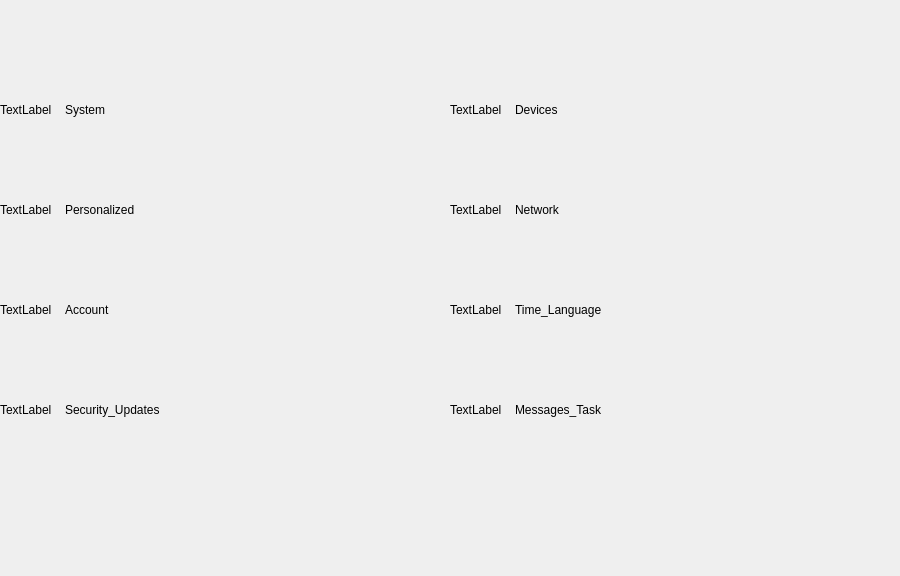
First picture: the form in mainui/mainpagewidget.ui, repository ukui/ukui-control-center, before the edit.
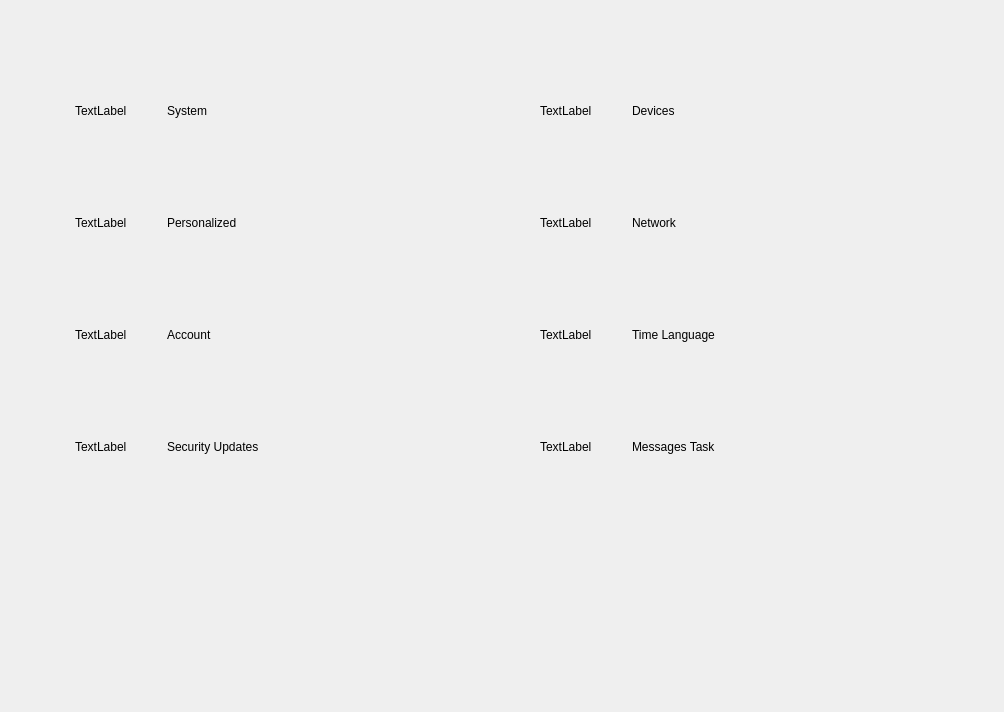
Second picture: the form after the edit.

Patch:
```diff
--- a/mainui/mainpagewidget.ui
+++ b/mainui/mainpagewidget.ui
@@ -6,20 +6,20 @@
    <rect>
     <x>0</x>
     <y>0</y>
-    <width>900</width>
-    <height>576</height>
+    <width>1004</width>
+    <height>712</height>
    </rect>
   </property>
   <property name="minimumSize">
    <size>
-    <width>900</width>
-    <height>576</height>
+    <width>1004</width>
+    <height>712</height>
    </size>
   </property>
   <property name="maximumSize">
    <size>
-    <width>900</width>
-    <height>576</height>
+    <width>1004</width>
+    <height>712</height>
    </size>
   </property>
   <property name="windowTitle">
@@ -41,36 +41,23 @@
    <item>
     <layout class="QVBoxLayout" name="verticalLayout">
      <property name="spacing">
-      <number>0</number>
+      <number>40</number>
      </property>
-     <item>
-      <spacer name="verticalSpacer">
-       <property name="orientation">
-        <enum>Qt::Vertical</enum>
-       </property>
-       <property name="sizeType">
-        <enum>QSizePolicy::Fixed</enum>
-       </property>
-       <property name="sizeHint" stdset="0">
-        <size>
-         <width>20</width>
-         <height>60</height>
-        </size>
-       </property>
-      </spacer>
-     </item>
+     <property name="topMargin">
+      <number>75</number>
+     </property>
      <item>
       <widget class="QWidget" name="widget" native="true">
        <property name="minimumSize">
         <size>
-         <width>900</width>
-         <height>100</height>
+         <width>1002</width>
+         <height>72</height>
         </size>
        </property>
        <property name="maximumSize">
         <size>
-         <width>900</width>
-         <height>100</height>
+         <width>1002</width>
+         <height>72</height>
         </size>
        </property>
        <layout class="QHBoxLayout" name="horizontalLayout_2">
@@ -95,13 +82,13 @@
            <widget class="QWidget" name="widget_5" native="true">
             <property name="minimumSize">
              <size>
-              <width>450</width>
+              <width>502</width>
               <height>0</height>
              </size>
             </property>
             <property name="maximumSize">
              <size>
-              <width>450</width>
+              <width>502</width>
               <height>16777215</height>
              </size>
             </property>
@@ -121,20 +108,23 @@
              <item>
               <layout class="QHBoxLayout" name="systemHLayout">
                <property name="spacing">
-                <number>0</number>
+                <number>30</number>
+               </property>
+               <property name="leftMargin">
+                <number>75</number>
                </property>
                <item>
                 <widget class="QLabel" name="systemLogo">
                  <property name="minimumSize">
                   <size>
-                   <width>65</width>
-                   <height>65</height>
+                   <width>62</width>
+                   <height>62</height>
                   </size>
                  </property>
                  <property name="maximumSize">
                   <size>
-                   <width>65</width>
-                   <height>65</height>
+                   <width>62</width>
+                   <height>62</height>
                   </size>
                  </property>
                  <property name="text">
@@ -145,7 +135,7 @@
                <item>
                 <layout class="QVBoxLayout" name="verticalLayout_3">
                  <property name="spacing">
-                  <number>0</number>
+                  <number>10</number>
                  </property>
                  <item>
                   <spacer name="verticalSpacer_3">
@@ -211,13 +201,13 @@
            <widget class="QWidget" name="widget_6" native="true">
             <property name="minimumSize">
              <size>
-              <width>450</width>
+              <width>502</width>
               <height>0</height>
              </size>
             </property>
             <property name="maximumSize">
              <size>
-              <width>450</width>
+              <width>502</width>
               <height>16777215</height>
              </size>
             </property>
@@ -237,20 +227,23 @@
              <item>
               <layout class="QHBoxLayout" name="devicesHLayout">
                <property name="spacing">
-                <number>0</number>
+                <number>30</number>
+               </property>
+               <property name="leftMargin">
+                <number>39</number>
                </property>
                <item>
                 <widget class="QLabel" name="devicesLogo">
                  <property name="minimumSize">
                   <size>
-                   <width>65</width>
-                   <height>65</height>
+                   <width>62</width>
+                   <height>62</height>
                   </size>
                  </property>
                  <property name="maximumSize">
                   <size>
-                   <width>65</width>
-                   <height>65</height>
+                   <width>62</width>
+                   <height>62</height>
                   </size>
                  </property>
                  <property name="text">
@@ -261,7 +254,7 @@
                <item>
                 <layout class="QVBoxLayout" name="verticalLayout_4">
                  <property name="spacing">
-                  <number>0</number>
+                  <number>10</number>
                  </property>
                  <item>
                   <spacer name="verticalSpacer_5">
@@ -332,14 +325,14 @@
       <widget class="QWidget" name="widget_2" native="true">
        <property name="minimumSize">
         <size>
-         <width>900</width>
-         <height>100</height>
+         <width>1002</width>
+         <height>72</height>
         </size>
        </property>
        <property name="maximumSize">
         <size>
-         <width>900</width>
-         <height>100</height>
+         <width>1002</width>
+         <height>72</height>
         </size>
        </property>
        <layout class="QHBoxLayout" name="horizontalLayout_5">
@@ -364,13 +357,13 @@
            <widget class="QWidget" name="widget_7" native="true">
             <property name="minimumSize">
              <size>
-              <width>450</width>
+              <width>502</width>
               <height>0</height>
              </size>
             </property>
             <property name="maximumSize">
              <size>
-              <width>450</width>
+              <width>502</width>
               <height>16777215</height>
              </size>
             </property>
@@ -390,20 +383,23 @@
              <item>
               <layout class="QHBoxLayout" name="personalizedHLayout">
                <property name="spacing">
-                <number>0</number>
+                <number>30</number>
+               </property>
+               <property name="leftMargin">
+                <number>75</number>
                </property>
                <item>
                 <widget class="QLabel" name="personalizedLogo">
                  <property name="minimumSize">
                   <size>
-                   <width>65</width>
-                   <height>65</height>
+                   <width>62</width>
+                   <height>62</height>
                   </size>
                  </property>
                  <property name="maximumSize">
                   <size>
-                   <width>65</width>
-                   <height>65</height>
+                   <width>62</width>
+                   <height>62</height>
                   </size>
                  </property>
                  <property name="text">
@@ -414,7 +410,7 @@
                <item>
                 <layout class="QVBoxLayout" name="verticalLayout_5">
                  <property name="spacing">
-                  <number>0</number>
+                  <number>10</number>
                  </property>
                  <property name="bottomMargin">
                   <number>0</number>
@@ -483,13 +479,13 @@
            <widget class="QWidget" name="widget_8" native="true">
             <property name="minimumSize">
              <size>
-              <width>450</width>
+              <width>502</width>
               <height>0</height>
              </size>
             </property>
             <property name="maximumSize">
              <size>
-              <width>450</width>
+              <width>502</width>
               <height>16777215</height>
              </size>
             </property>
@@ -509,20 +505,23 @@
              <item>
               <layout class="QHBoxLayout" name="networkHLayout">
                <property name="spacing">
-                <number>0</number>
+                <number>30</number>
+               </property>
+               <property name="leftMargin">
+                <number>39</number>
                </property>
                <item>
                 <widget class="QLabel" name="networkLogo">
                  <property name="minimumSize">
                   <size>
-                   <width>65</width>
-                   <height>65</height>
+                   <width>62</width>
+                   <height>62</height>
                   </size>
                  </property>
                  <property name="maximumSize">
                   <size>
-                   <width>65</width>
-                   <height>65</height>
+                   <width>62</width>
+                   <height>62</height>
                   </size>
                  </property>
                  <property name="text">
@@ -533,7 +532,7 @@
                <item>
                 <layout class="QVBoxLayout" name="verticalLayout_6">
                  <property name="spacing">
-                  <number>0</number>
+                  <number>10</number>
                  </property>
                  <property name="rightMargin">
                   <number>0</number>
@@ -610,14 +609,14 @@
       <widget class="QWidget" name="widget_3" native="true">
        <property name="minimumSize">
         <size>
-         <width>900</width>
-         <height>100</height>
+         <width>1002</width>
+         <height>72</height>
         </size>
        </property>
        <property name="maximumSize">
         <size>
-         <width>900</width>
-         <height>100</height>
+         <width>1002</width>
+         <height>72</height>
         </size>
        </property>
        <layout class="QHBoxLayout" name="horizontalLayout_8">
@@ -642,13 +641,13 @@
            <widget class="QWidget" name="widget_9" native="true">
             <property name="minimumSize">
              <size>
-              <width>450</width>
+              <width>502</width>
               <height>0</height>
              </size>
             </property>
             <property name="maximumSize">
              <size>
-              <width>450</width>
+              <width>502</width>
               <height>16777215</height>
              </size>
             </property>
@@ -668,20 +667,23 @@
              <item>
               <layout class="QHBoxLayout" name="accountHLayout">
                <property name="spacing">
-                <number>0</number>
+                <number>30</number>
+               </property>
+               <property name="leftMargin">
+                <number>75</number>
                </property>
                <item>
                 <widget class="QLabel" name="accountLogo">
                  <property name="minimumSize">
                   <size>
-                   <width>65</width>
-                   <height>65</height>
+                   <width>62</width>
+                   <height>62</height>
                   </size>
                  </property>
                  <property name="maximumSize">
                   <size>
-                   <width>65</width>
-                   <height>65</height>
+                   <width>62</width>
+                   <height>62</height>
                   </size>
                  </property>
                  <property name="text">
@@ -692,7 +694,7 @@
                <item>
                 <layout class="QVBoxLayout" name="verticalLayout_7">
                  <property name="spacing">
-                  <number>0</number>
+                  <number>10</number>
                  </property>
                  <item>
                   <spacer name="verticalSpacer_12">
@@ -754,13 +756,13 @@
            <widget class="QWidget" name="widget_10" native="true">
             <property name="minimumSize">
              <size>
-              <width>450</width>
+              <width>502</width>
               <height>0</height>
              </size>
             </property>
             <property name="maximumSize">
              <size>
-              <width>450</width>
+              <width>502</width>
               <height>16777215</height>
              </size>
             </property>
@@ -780,20 +782,23 @@
              <item>
               <layout class="QHBoxLayout" name="time_lanHLayout">
                <property name="spacing">
-                <number>0</number>
+                <number>30</number>
+               </property>
+               <property name="leftMargin">
+                <number>39</number>
                </property>
                <item>
                 <widget class="QLabel" name="time_lanLogo">
                  <property name="minimumSize">
                   <size>
-                   <width>65</width>
-                   <height>65</height>
+                   <width>62</width>
+                   <height>62</height>
                   </size>
                  </property>
                  <property name="maximumSize">
                   <size>
-                   <width>65</width>
-                   <height>65</height>
+                   <width>62</width>
+                   <height>62</height>
                   </size>
                  </property>
                  <property name="text">
@@ -804,7 +809,7 @@
                <item>
                 <layout class="QVBoxLayout" name="verticalLayout_8">
                  <property name="spacing">
-                  <number>0</number>
+                  <number>10</number>
                  </property>
                  <item>
                   <spacer name="verticalSpacer_14">
@@ -822,7 +827,7 @@
                  <item>
                   <widget class="QLabel" name="time_lanTitle">
                    <property name="text">
-                    <string>Time_Language</string>
+                    <string>Time Language</string>
                    </property>
                   </widget>
                  </item>
@@ -871,14 +876,14 @@
       <widget class="QWidget" name="widget_4" native="true">
        <property name="minimumSize">
         <size>
-         <width>900</width>
-         <height>100</height>
+         <width>1002</width>
+         <height>72</height>
         </size>
        </property>
        <property name="maximumSize">
         <size>
-         <width>900</width>
-         <height>100</height>
+         <width>1002</width>
+         <height>72</height>
         </size>
        </property>
        <layout class="QHBoxLayout" name="horizontalLayout_15">
@@ -903,13 +908,13 @@
            <widget class="QWidget" name="widget_11" native="true">
             <property name="minimumSize">
              <size>
-              <width>450</width>
+              <width>502</width>
               <height>0</height>
              </size>
             </property>
             <property name="maximumSize">
              <size>
-              <width>450</width>
+              <width>502</width>
               <height>16777215</height>
              </size>
             </property>
@@ -929,20 +934,23 @@
              <item>
               <layout class="QHBoxLayout" name="security_updatesHLayout">
                <property name="spacing">
-                <number>0</number>
+                <number>30</number>
+               </property>
+               <property name="leftMargin">
+                <number>75</number>
                </property>
                <item>
                 <widget class="QLabel" name="security_updatesLogo">
                  <property name="minimumSize">
                   <size>
-                   <width>65</width>
-                   <height>65</height>
+                   <width>62</width>
+                   <height>62</height>
                   </size>
                  </property>
                  <property name="maximumSize">
                   <size>
-                   <width>65</width>
-                   <height>65</height>
+                   <width>62</width>
+                   <height>62</height>
                   </size>
                  </property>
                  <property name="text">
@@ -953,7 +961,7 @@
                <item>
                 <layout class="QVBoxLayout" name="verticalLayout_9">
                  <property name="spacing">
-                  <number>0</number>
+                  <number>10</number>
                  </property>
                  <item>
                   <spacer name="verticalSpacer_16">
@@ -971,7 +979,7 @@
                  <item>
                   <widget class="QLabel" name="security_updatesTitle">
                    <property name="text">
-                    <string>Security_Updates</string>
+                    <string>Security Updates</string>
                    </property>
                   </widget>
                  </item>
@@ -1015,13 +1023,13 @@
            <widget class="QWidget" name="widget_12" native="true">
             <property name="minimumSize">
              <size>
-              <width>450</width>
+              <width>502</width>
               <height>0</height>
              </size>
             </property>
             <property name="maximumSize">
              <size>
-              <width>450</width>
+              <width>502</width>
               <height>16777215</height>
              </size>
             </property>
@@ -1041,20 +1049,23 @@
              <item>
               <layout class="QHBoxLayout" name="messages_taskHLayout">
                <property name="spacing">
-                <number>0</number>
+                <number>30</number>
+               </property>
+               <property name="leftMargin">
+                <number>39</number>
                </property>
                <item>
                 <widget class="QLabel" name="messages_taskLogo">
                  <property name="minimumSize">
                   <size>
-                   <width>65</width>
-                   <height>65</height>
+                   <width>62</width>
+                   <height>62</height>
                   </size>
                  </property>
                  <property name="maximumSize">
                   <size>
-                   <width>65</width>
-                   <height>65</height>
+                   <width>62</width>
+                   <height>62</height>
                   </size>
                  </property>
                  <property name="text">
@@ -1065,7 +1076,7 @@
                <item>
                 <layout class="QVBoxLayout" name="verticalLayout_10">
                  <property name="spacing">
-                  <number>0</number>
+                  <number>10</number>
                  </property>
                  <item>
                   <spacer name="verticalSpacer_18">
@@ -1082,8 +1093,14 @@
                  </item>
                  <item>
                   <widget class="QLabel" name="messages_taskTitle">
+                   <property name="styleSheet">
+                    <string notr="true"/>
+                   </property>
                    <property name="text">
-                    <string>Messages_Task</string>
+                    <string>Messages Task</string>
+                   </property>
+                   <property name="textFormat">
+                    <enum>Qt::AutoText</enum>
                    </property>
                   </widget>
                  </item>
```
Left out of the diff: 32 changed lines with no effect on the pictures.
